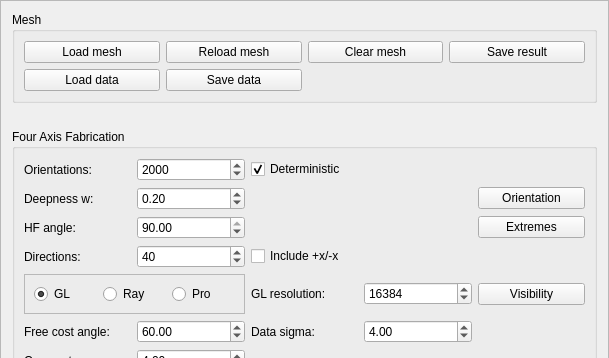
Before: the Qt Designer form GUI/managers/fouraxisfabricationmanager.ui in cg3hci/4AxisMilling, drawn with Qt 5; both pictures show x 0 to 609 and y 0 to 358 of the 609 by 1318 pixel window.
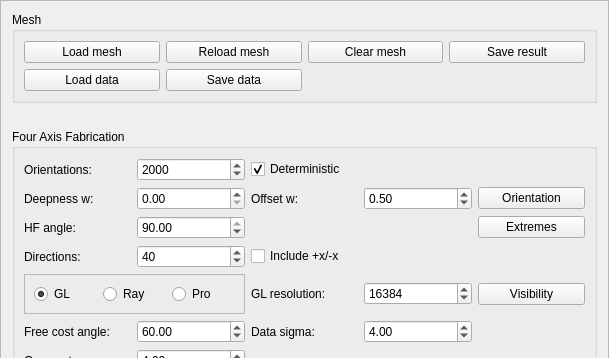
After: the same form once the commit is applied.

Commit message: Offset weight, deepness updated

Patch:
```diff
--- a/GUI/managers/fouraxisfabricationmanager.ui
+++ b/GUI/managers/fouraxisfabricationmanager.ui
@@ -1040,7 +1040,7 @@
          <double>0.100000000000000</double>
         </property>
         <property name="value">
-         <double>0.200000000000000</double>
+         <double>0.000000000000000</double>
         </property>
        </widget>
       </item>
@@ -1091,6 +1091,26 @@
         </property>
        </widget>
       </item>
+      <item row="1" column="4">
+       <widget class="QDoubleSpinBox" name="optimalOrientationOffsetWeightSpinBox">
+        <property name="maximum">
+         <double>1.000000000000000</double>
+        </property>
+        <property name="singleStep">
+         <double>0.100000000000000</double>
+        </property>
+        <property name="value">
+         <double>0.500000000000000</double>
+        </property>
+       </widget>
+      </item>
+      <item row="1" column="3">
+       <widget class="QLabel" name="optimalOrientationOffsetWeightLabel">
+        <property name="text">
+         <string>Offset w:</string>
+        </property>
+       </widget>
+      </item>
      </layout>
     </widget>
    </item>
```
Left out of the diff: 2 changed lines with no effect on the pictures. The commit also changes 4 other files.
